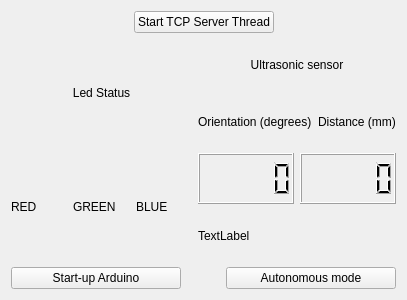
First picture: the form in Server/server_GUI.ui, repository JaumeNB/Robot_controller, before the edit.
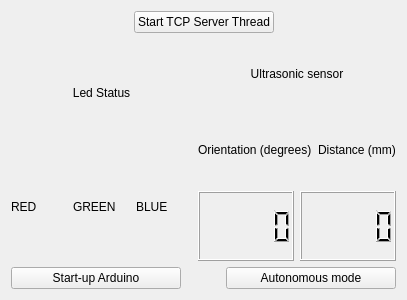
Second picture: the form after the edit.

What changed in the file:
```diff
--- a/Server/server_GUI.ui
+++ b/Server/server_GUI.ui
@@ -132,13 +132,6 @@
          </item>
         </layout>
        </item>
-       <item>
-        <widget class="QLabel" name="label">
-         <property name="text">
-          <string>TextLabel</string>
-         </property>
-        </widget>
-       </item>
       </layout>
      </item>
     </layout>
```
